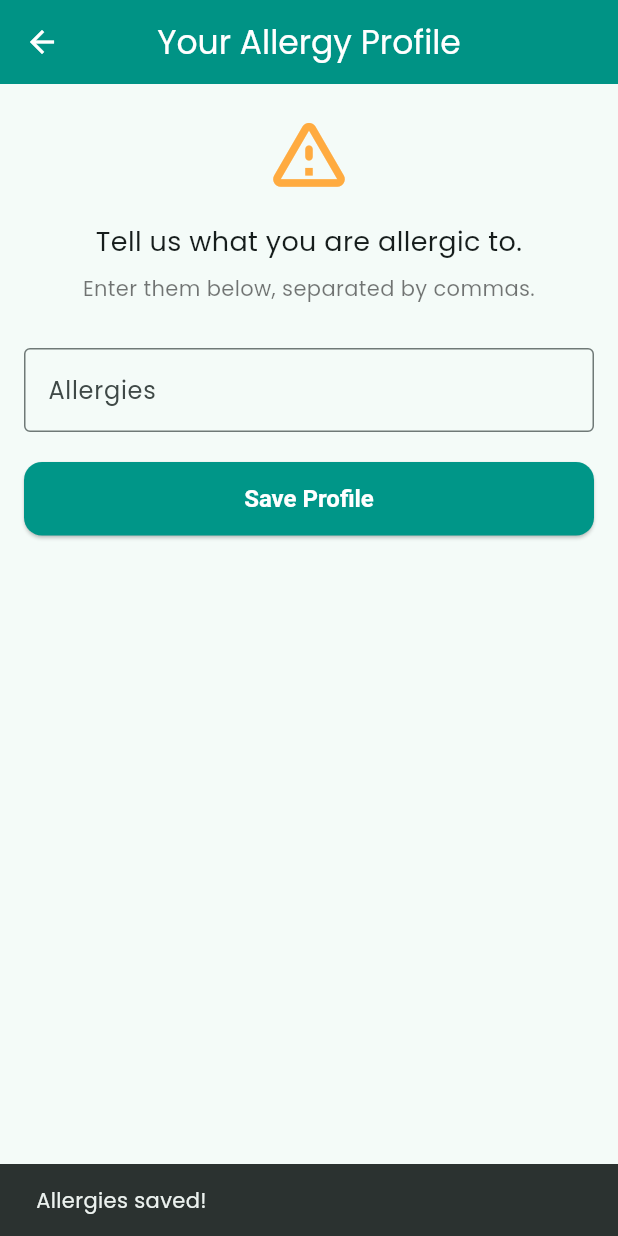
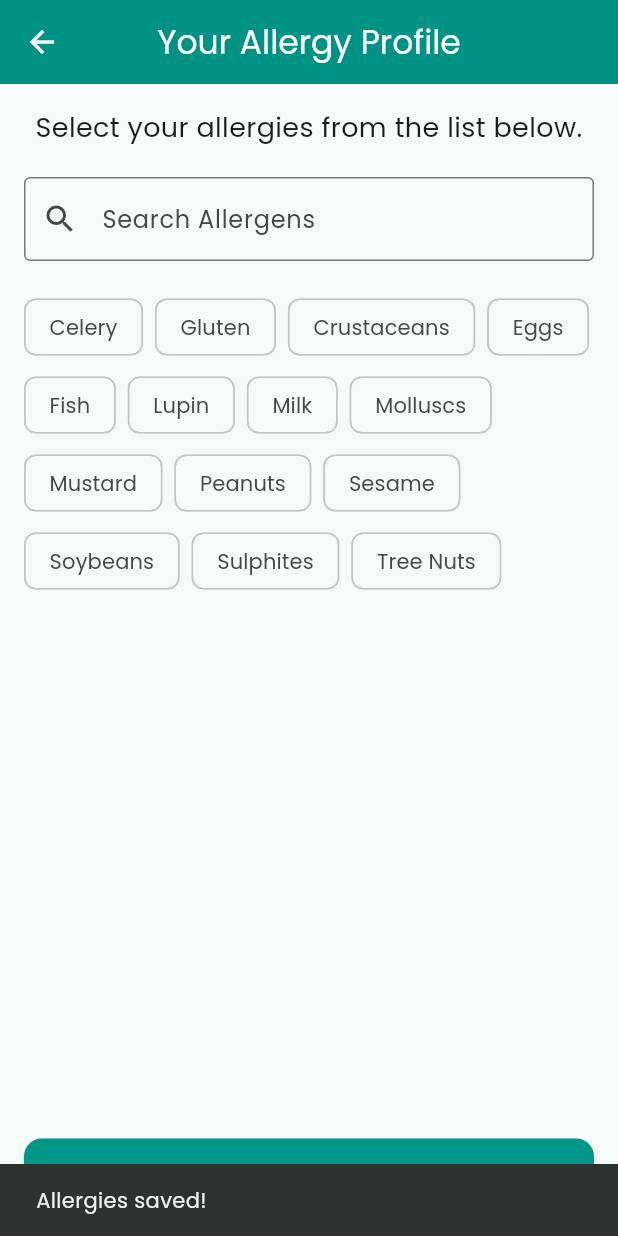
Before and after one commit to phaccies/Scanwich, a Flutter app: the ProfileScreen screen opened by its route, after a tap on "Save Profile", on a phone screen of 412 x 824 dp. Run offline on Flutter 3.47's test engine with Material 3 defaults, Android fonts, the phone set to English and light mode, and no system bars; our stand-ins replace shared_preferences; accounts and stored records are empty.

Commit message:
added functionality of profile page

```diff
--- a/scanwich/lib/screens/profile_screen.dart
+++ b/scanwich/lib/screens/profile_screen.dart
@@ -9,26 +9,64 @@ class ProfileScreen extends StatefulWidget {
 }
 
 class _ProfileScreenState extends State<ProfileScreen> {
-  final _allergiesController = TextEditingController();
+  // Controller for the search text field.
+  final _searchController = TextEditingController();
+  // Key for storing and retrieving allergies from local storage.
   static const String _allergiesKey = 'user_allergies';
+
+  // A predefined, static list of all possible common allergens.
+  final List<String> _allAllergens = [
+    'Celery', 'Gluten', 'Crustaceans', 'Eggs', 'Fish', 'Lupin', 'Milk',
+    'Molluscs', 'Mustard', 'Peanuts', 'Sesame', 'Soybeans', 'Sulphites', 'Tree Nuts'
+  ];
+
+  // The list of allergens to display to the user, after filtering by search.
+  List<String> _filteredAllergens = [];
+  // A set to hold the allergens the user has currently selected.
+  final Set<String> _selectedAllergens = {};
 
   @override
   void initState() {
     super.initState();
+    // Initially, the filtered list is the complete list of allergens.
+    _filteredAllergens = _allAllergens;
+    // Load any previously saved allergies from local storage.
     _loadAllergies();
+    // Add a listener to the search controller to filter the list in real-time.
+    _searchController.addListener(_filterAllergens);
   }
 
-  Future<void> _loadAllergies() async {
-    final prefs = await SharedPreferences.getInstance();
+  // Filters the list of allergens based on the user's search query.
+  void _filterAllergens() {
+    final query = _searchController.text.toLowerCase();
     setState(() {
-      _allergiesController.text = prefs.getString(_allergiesKey) ?? '';
+      // We filter the master list of all allergens.
+      _filteredAllergens = _allAllergens.where((allergen) {
+        // An allergen is included if its name contains the search query.
+        return allergen.toLowerCase().contains(query);
+      }).toList();
     });
   }
 
+  // Asynchronously loads the user's saved allergies from SharedPreferences.
+  Future<void> _loadAllergies() async {
+    final prefs = await SharedPreferences.getInstance();
+    // Retrieve the list of strings, or an empty list if none are saved.
+    final savedAllergies = prefs.getStringList(_allergiesKey) ?? [];
+    setState(() {
+      // Clear the current selection and add all the loaded allergies.
+      _selectedAllergens.clear();
+      _selectedAllergens.addAll(savedAllergies);
+    });
+  }
+
+  // Asynchronously saves the user's current selection to SharedPreferences.
   Future<void> _saveAllergies() async {
     final prefs = await SharedPreferences.getInstance();
-    await prefs.setString(_allergiesKey, _allergiesController.text);
+    // Convert the set of selected allergens to a list and save it.
+    await prefs.setStringList(_allergiesKey, _selectedAllergens.toList());
 
+    // Show a confirmation message to the user if the widget is still on screen.
     if (mounted) {
       ScaffoldMessenger.of(context).showSnackBar(
         const SnackBar(content: Text('Allergies saved!')),
@@ -36,9 +74,23 @@ class _ProfileScreenState extends State<ProfileScreen> {
     }
   }
 
+  // Handles the tap event on a FilterChip.
+  void _onAllergenSelected(bool selected, String allergen) {
+    setState(() {
+      // If the chip is selected, add the allergen to the set.
+      if (selected) {
+        _selectedAllergens.add(allergen);
+      } else {
+        // Otherwise, remove it.
+        _selectedAllergens.remove(allergen);
+      }
+    });
+  }
+
   @override
   void dispose() {
-    _allergiesController.dispose();
+    // Clean up the controller when the widget is removed from the widget tree.
+    _searchController.dispose();
     super.dispose();
   }
 
@@ -48,41 +100,81 @@ class _ProfileScreenState extends State<ProfileScreen> {
       appBar: AppBar(
         title: const Text('Your Allergy Profile'),
       ),
-      body: SingleChildScrollView(
-        child: Padding(
+      body: Padding(
         padding: const EdgeInsets.all(16.0),
         child: Column(
           crossAxisAlignment: CrossAxisAlignment.stretch,
           children: [
-              const Icon(
-                Icons.warning_amber_rounded,
-                size: 60,
-                color: Colors.orangeAccent,
-              ),
-              const SizedBox(height: 16),
+            // Informational text for the user.
             const Text(
-                'Tell us what you are allergic to.',
+              'Select your allergies from the list below.',
               textAlign: TextAlign.center,
               style: TextStyle(fontSize: 18, fontWeight: FontWeight.w500),
             ),
-              const SizedBox(height: 8),
-              const Text(
-                'Enter them below, separated by commas.',
-                textAlign: TextAlign.center,
-                style: TextStyle(color: Colors.black54),
-              ),
-              const SizedBox(height: 30),
+            const SizedBox(height: 20),
+            // Search input field.
             TextField(
-                controller: _allergiesController,
+              controller: _searchController,
               decoration: const InputDecoration(
                 border: OutlineInputBorder(),
-                  labelText: 'Allergies',
-                  hintText: 'e.g., peanuts, milk, gluten',
+                labelText: 'Search Allergens',
+                prefixIcon: Icon(Icons.search),
               ),
-                maxLines: 3,
-                minLines: 1,
             ),
             const SizedBox(height: 20),
+            // This section displays the list of currently selected allergens.
+            // It only appears if at least one allergen is selected.
+            if (_selectedAllergens.isNotEmpty) ...[
+              const Text(
+                'Your Selections:',
+                style: TextStyle(fontSize: 16, fontWeight: FontWeight.bold),
+              ),
+              const SizedBox(height: 8),
+              Wrap(
+                spacing: 8.0,
+                runSpacing: 4.0,
+                children: _selectedAllergens.map((allergen) {
+                  // Use a regular Chip with a delete icon for selected items.
+                  return Chip(
+                    label: Text(allergen),
+                    onDeleted: () {
+                      // Tapping the delete icon deselects the allergen.
+                      _onAllergenSelected(false, allergen);
+                    },
+                    deleteIconColor: Theme.of(context).colorScheme.primary,
+                  );
+                }).toList(),
+              ),
+              const Divider(height: 30),
+            ],
+            // A scrollable, expanding list of all available filter chips.
+            Expanded(
+              child: SingleChildScrollView(
+                child: Wrap(
+                  spacing: 8.0,
+                  runSpacing: 4.0,
+                  // We map over the filtered list to create a chip for each allergen
+                  // that has NOT already been selected.
+                  children: _filteredAllergens
+                      .where((allergen) => !_selectedAllergens.contains(allergen))
+                      .map((allergen) {
+                    return FilterChip(
+                      label: Text(allergen),
+                      // The chip is selected if it's in our set of selected allergens.
+                      selected: _selectedAllergens.contains(allergen),
+                      // The callback function to handle selection changes.
+                      onSelected: (selected) {
+                        _onAllergenSelected(selected, allergen);
+                      },
+                      selectedColor: Theme.of(context).colorScheme.primary.withOpacity(0.3),
+                      checkmarkColor: Theme.of(context).colorScheme.primary,
+                    );
+                  }).toList(),
+                ),
+              ),
+            ),
+            const SizedBox(height: 20),
+            // The button to save the user's choices to local storage.
             ElevatedButton(
               onPressed: _saveAllergies,
               child: const Text('Save Profile'),
@@ -90,7 +182,6 @@ class _ProfileScreenState extends State<ProfileScreen> {
           ],
         ),
       ),
-      ),
     );
   }
 }
```
Lines whose indentation alone changed are shown as unchanged.
